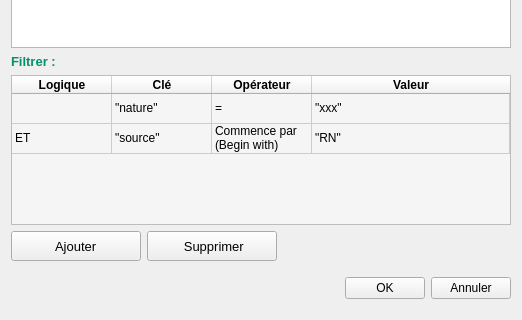
Before: the Qt Designer form ui/additional_data_filter.ui in PnX-SI/GeoNature-GIS, drawn with Qt 5; both pictures show x 0 to 522 and y 280 to 600 of the 522 by 600 pixel window.
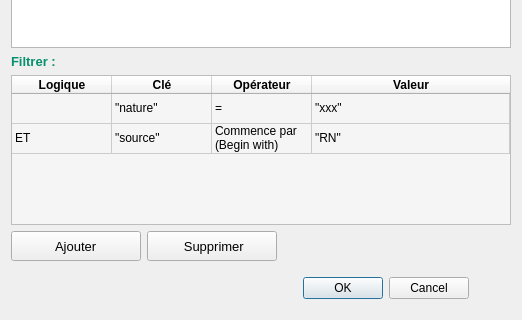
After: the same form once the commit is applied. Icons and pictures are not drawn.

Patch:
```diff
--- a/ui/additional_data_filter.ui
+++ b/ui/additional_data_filter.ui
@@ -1,7 +1,7 @@
 <?xml version="1.0" encoding="UTF-8"?>
 <ui version="4.0">
  <class>Form</class>
- <widget class="QWidget" name="Form">
+ <widget class="QDialog" name="Form">
   <property name="geometry">
    <rect>
     <x>0</x>
@@ -451,16 +451,12 @@
       </spacer>
      </item>
      <item>
-      <widget class="QPushButton" name="pb_ok">
-       <property name="text">
-        <string>OK</string>
+      <widget class="QDialogButtonBox" name="btnBox">
+       <property name="standardButtons">
+        <set>QDialogButtonBox::Cancel|QDialogButtonBox::Ok</set>
        </property>
-      </widget>
-     </item>
-     <item>
-      <widget class="QPushButton" name="pb_annuler">
-       <property name="text">
-        <string>Annuler</string>
+       <property name="centerButtons">
+        <bool>true</bool>
        </property>
       </widget>
      </item>
```
Left out of the diff: 3 changed lines with no effect on the pictures.
